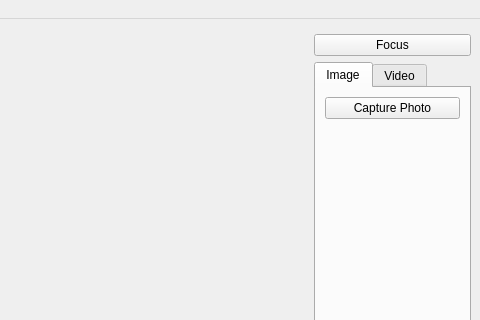
Above: examples/multimediawidgets/camera/camera.ui from sailfishos/qtmultimedia before the change; both pictures show x 188 to 668 and y 0 to 320 of the 668 by 422 pixel window. Below: the same form after it.
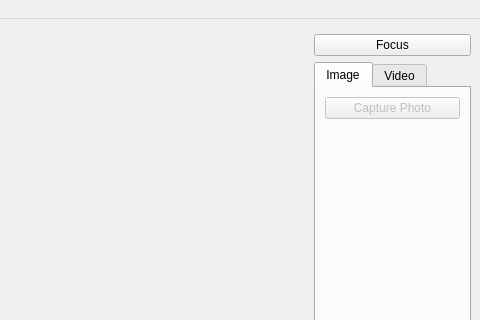
That is the form after the change. Custom widgets are drawn as their Qt base class.

```diff
--- a/examples/multimediawidgets/camera/camera.ui
+++ b/examples/multimediawidgets/camera/camera.ui
@@ -138,6 +138,9 @@
        <layout class="QGridLayout" name="gridLayout">
         <item row="0" column="0">
          <widget class="QPushButton" name="takeImageButton">
+          <property name="enabled">
+           <bool>false</bool>
+          </property>
           <property name="text">
            <string>Capture Photo</string>
           </property>
```
Left out of the diff: 2 changed lines with no effect on the pictures.
